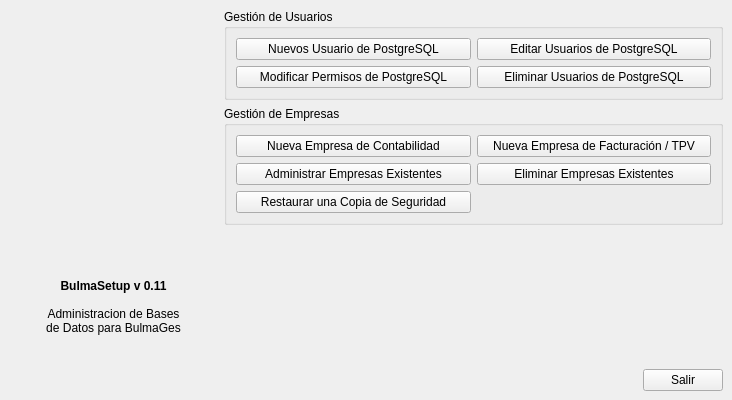
Before: the Qt Designer form bulmages/bulmasetup/bulmasetupbase.ui in eboladev/Bulmages-1, drawn with Qt 5.
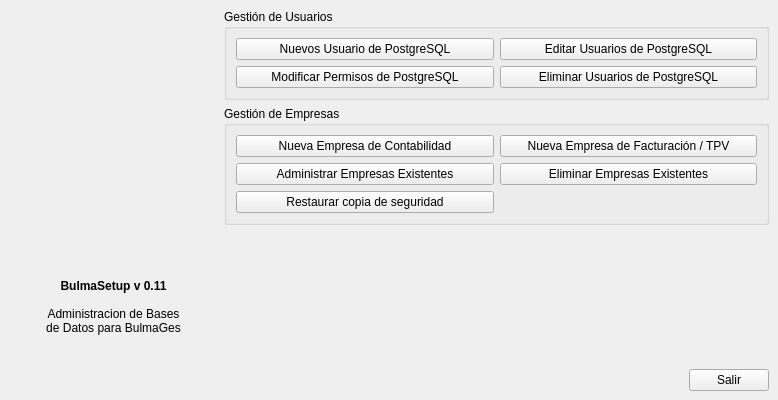
After: the same form once the commit is applied. Icons and pictures are not drawn.

Diff of the .ui file:
```diff
--- a/bulmages/bulmasetup/bulmasetupbase.ui
+++ b/bulmages/bulmasetup/bulmasetupbase.ui
@@ -6,7 +6,7 @@
    <rect>
     <x>0</x>
     <y>0</y>
-    <width>732</width>
+    <width>778</width>
     <height>400</height>
    </rect>
   </property>
@@ -283,7 +283,7 @@
             <enum>Qt::LeftToRight</enum>
            </property>
            <property name="text">
-            <string>Restaurar una Copia de Seguridad</string>
+            <string>Restaurar copia de seguridad</string>
            </property>
            <property name="icon">
             <iconset resource="resources.qrc">
```
Left out of the diff: 2 changed lines with no effect on the pictures.
